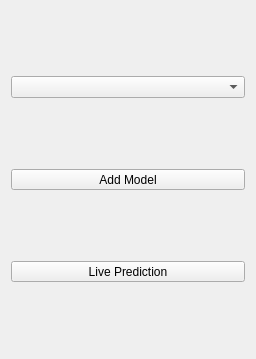
First picture: the form in ilastik/applets/networkClassification/nnClassAppletUiTest.ui, repository ilastik/ilastik, before the edit.
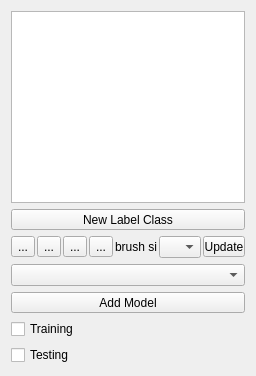
Second picture: the form after the edit. Icons and pictures are not drawn. Custom widgets are drawn as their Qt base class.

Commit message: added labelinggui  pipeline, changed applet gui

```diff
--- a/ilastik/applets/networkClassification/nnClassAppletUiTest.ui
+++ b/ilastik/applets/networkClassification/nnClassAppletUiTest.ui
@@ -32,6 +32,138 @@
    <string>Form</string>
   </property>
   <layout class="QVBoxLayout" name="verticalLayout">
+       <item>
+    <widget class="LabelListView" name="labelListView">
+     <property name="sizePolicy">
+      <sizepolicy hsizetype="Minimum" vsizetype="MinimumExpanding">
+       <horstretch>0</horstretch>
+       <verstretch>0</verstretch>
+      </sizepolicy>
+     </property>
+     <property name="minimumSize">
+      <size>
+       <width>0</width>
+       <height>0</height>
+      </size>
+     </property>
+    </widget>
+   </item>
+      <item>
+    <widget class="QToolButton" name="AddLabelButton">
+     <property name="sizePolicy">
+      <sizepolicy hsizetype="Expanding" vsizetype="Fixed">
+       <horstretch>0</horstretch>
+       <verstretch>0</verstretch>
+      </sizepolicy>
+     </property>
+     <property name="styleSheet">
+      <string notr="true"/>
+     </property>
+     <property name="text">
+      <string>New Label Class</string>
+     </property>
+     <property name="icon">
+      <iconset>
+       <normaloff>../../shell/gui/icons/16x16/actions/list-add.png</normaloff>../../shell/gui/icons/16x16/actions/list-add.png</iconset>
+     </property>
+     <property name="toolButtonStyle">
+      <enum>Qt::ToolButtonTextBesideIcon</enum>
+     </property>
+    </widget>
+   </item>
+   <item>
+     <layout class="QHBoxLayout" name="horizontalLayout">
+     <property name="spacing">
+      <number>2</number>
+     </property>
+     <property name="sizeConstraint">
+      <enum>QLayout::SetDefaultConstraint</enum>
+     </property>
+     <item>
+      <widget class="QToolButton" name="arrowToolButton">
+       <property name="text">
+        <string>...</string>
+       </property>
+      </widget>
+     </item>
+     <item>
+      <widget class="QToolButton" name="paintToolButton">
+       <property name="text">
+        <string>...</string>
+       </property>
+      </widget>
+     </item>
+     <item>
+      <widget class="QToolButton" name="eraserToolButton">
+       <property name="text">
+        <string>...</string>
+       </property>
+       <property name="autoRaise">
+        <bool>false</bool>
+       </property>
+      </widget>
+     </item>
+     <item>
+      <widget class="QToolButton" name="thresToolButton">
+       <property name="text">
+        <string>...</string>
+       </property>
+      </widget>
+     </item>
+     <item>
+      <spacer name="horizontalSpacer_3">
+       <property name="orientation">
+        <enum>Qt::Horizontal</enum>
+       </property>
+       <property name="sizeHint" stdset="0">
+        <size>
+         <width>20</width>
+         <height>20</height>
+        </size>
+       </property>
+      </spacer>
+     </item>
+     <item>
+      <widget class="QLabel" name="brushSizeCaption">
+       <property name="text">
+        <string>brush size:</string>
+       </property>
+      </widget>
+     </item>
+     <item>
+      <widget class="QComboBox" name="brushSizeComboBox">
+       <property name="sizePolicy">
+        <sizepolicy hsizetype="Expanding" vsizetype="Fixed">
+         <horstretch>0</horstretch>
+         <verstretch>0</verstretch>
+        </sizepolicy>
+       </property>
+       <property name="sizeAdjustPolicy">
+        <enum>QComboBox::AdjustToContents</enum>
+       </property>
+      </widget>
+     </item>
+      <item>
+      <widget class="QToolButton" name="UpdateButton">
+       <property name="sizePolicy">
+        <sizepolicy hsizetype="Expanding" vsizetype="Fixed">
+         <horstretch>0</horstretch>
+         <verstretch>0</verstretch>
+        </sizepolicy>
+       </property>
+       <property name="text">
+        <string>Update</string>
+       </property>
+       <property name="checkable">
+        <bool>true</bool>
+       </property>
+       <property name="toolButtonStyle">
+        <enum>Qt::ToolButtonTextBesideIcon</enum>
+       </property>
+      </widget>
+      </item>
+    </layout>
+   </item>
    <item>
     <widget class="QComboBox" name="comboBox">
      <property name="currentText">
@@ -58,27 +190,29 @@
        </property>
       </widget>
      </item>
-      <item>
-      <widget class="QToolButton" name="liveUpdateButton">
-       <property name="sizePolicy">
-        <sizepolicy hsizetype="Expanding" vsizetype="Fixed">
-         <horstretch>0</horstretch>
-         <verstretch>0</verstretch>
-        </sizepolicy>
-       </property>
+     <item>
+      <widget class="QCheckBox" name="TrainingCheckbox">
        <property name="text">
-        <string>Live Prediction</string>
-       </property>
-       <property name="checkable">
-        <bool>true</bool>
-       </property>
-       <property name="toolButtonStyle">
-        <enum>Qt::ToolButtonTextBesideIcon</enum>
+        <string>Training</string>
        </property>
       </widget>
      </item>
+     <item>
+      <widget class="QCheckBox" name="TestingCheckbox">
+       <property name="text">
+        <string>Testing</string>
+       </property>
+      </widget>
+   </item>
   </layout>
  </widget>
+  <customwidgets>
+  <customwidget>
+   <class>LabelListView</class>
+   <extends>QTableView</extends>
+   <header>ilastik.widgets.labelListView</header>
+  </customwidget>
+ </customwidgets>
  <resources/>
  <connections/>
 </ui>
```
The commit also changes 5 other files.
